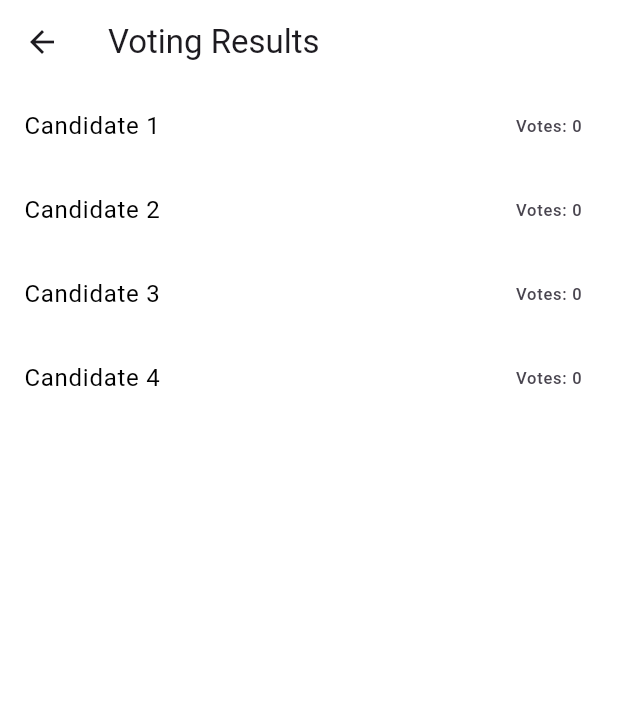
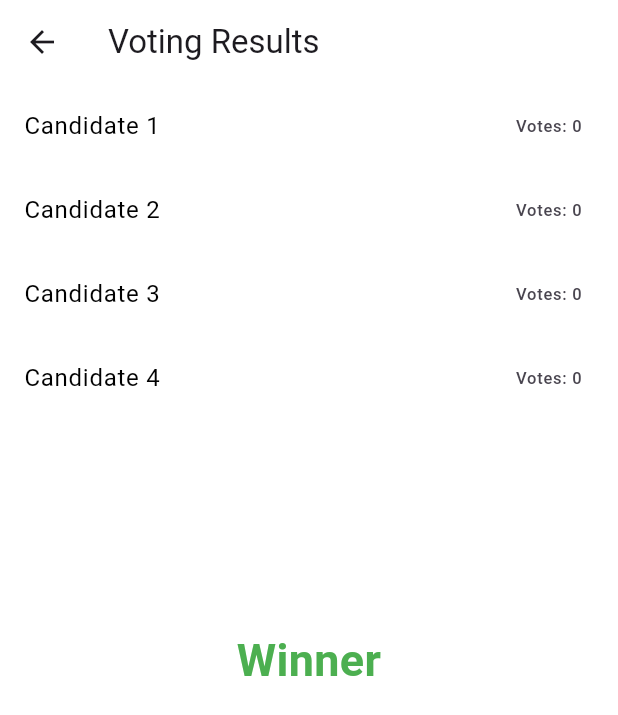
Before and after one commit to Nabinji/Flutter_Provider, a Flutter app: the ResultScreen screen opened directly, on a phone screen of 412 x 824 dp. Shown: the top 715 px of the screen. Run offline on Flutter 3.47's test engine with Material 3 defaults, Android fonts, the phone set to English and light mode, and no system bars; missing offline and left inert: function_tree.

Commit message:
update code

```diff
--- a/lib/Voting App/Screen/result_screen.dart
+++ b/lib/Voting App/Screen/result_screen.dart
@@ -1,6 +1,8 @@
 import 'package:flutter/material.dart';
 import 'package:provider/provider.dart';
+
 import '../Provider/voting_provider.dart';
+
 
 class ResultScreen extends StatelessWidget {
   const ResultScreen({super.key});
@@ -56,18 +58,17 @@ class ResultScreen extends StatelessWidget {
             ),
           ),
           // Display a message if there is a tie among the top candidates.
-          if (isTie)
-            const Padding(
-              padding: EdgeInsets.all(16.0),
+
+          Padding(
+              padding: const EdgeInsets.all(16.0),
               child: Text(
-                'It\'s a tie!',
-                style: TextStyle(
+                isTie ? 'It\'s a tie!' : "Winner",
+                style:  TextStyle(
                     fontSize: 30,
                     fontWeight: FontWeight.bold,
-                    color: Colors.red),
+                    color:isTie ? Colors.red: Colors.green),
                 textAlign: TextAlign.center,
-              ),
-            ),
+              )),
           const Spacer(),
         ],
       ),
```
